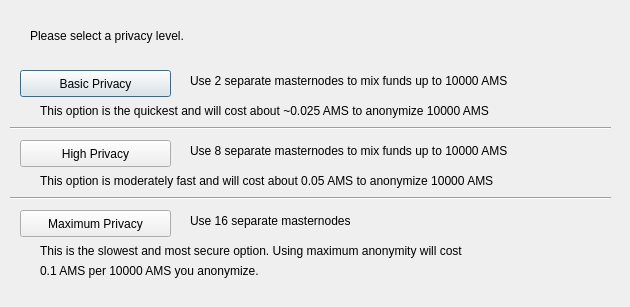
Old version of the form src/qt/forms/obfuscationconfig.ui in the repository webworker01/Ellerium.
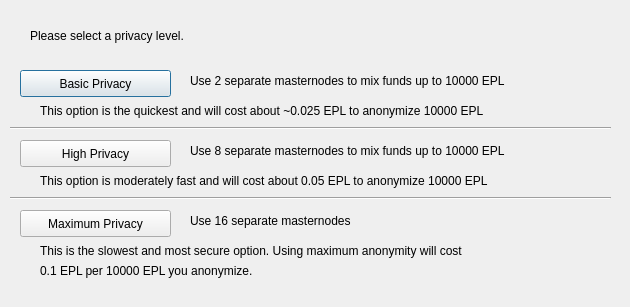
New version of the form.

The edit to the form file:
```diff
--- a/src/qt/forms/obfuscationconfig.ui
+++ b/src/qt/forms/obfuscationconfig.ui
@@ -75,7 +75,7 @@
     </rect>
    </property>
    <property name="text">
-    <string>Use 2 separate masternodes to mix funds up to 10000 AMS</string>
+    <string>Use 2 separate masternodes to mix funds up to 10000 EPL</string>
    </property>
   </widget>
   <widget class="QLabel" name="label_3">
@@ -88,7 +88,7 @@
     </rect>
    </property>
    <property name="text">
-    <string>Use 8 separate masternodes to mix funds up to 10000 AMS</string>
+    <string>Use 8 separate masternodes to mix funds up to 10000 EPL</string>
    </property>
   </widget>
   <widget class="QLabel" name="label_4">
@@ -114,7 +114,7 @@
     </rect>
    </property>
    <property name="text">
-    <string>This option is the quickest and will cost about ~0.025 AMS to anonymize 10000 AMS</string>
+    <string>This option is the quickest and will cost about ~0.025 EPL to anonymize 10000 EPL</string>
    </property>
   </widget>
   <widget class="QLabel" name="label_7">
@@ -127,7 +127,7 @@
     </rect>
    </property>
    <property name="text">
-    <string>This option is moderately fast and will cost about 0.05 AMS to anonymize 10000 AMS</string>
+    <string>This option is moderately fast and will cost about 0.05 EPL to anonymize 10000 EPL</string>
    </property>
   </widget>
   <widget class="QLabel" name="label_8">
@@ -153,7 +153,7 @@
     </rect>
    </property>
    <property name="text">
-    <string>0.1 AMS per 10000 AMS you anonymize.</string>
+    <string>0.1 EPL per 10000 EPL you anonymize.</string>
    </property>
   </widget>
   <widget class="Line" name="line">
```
